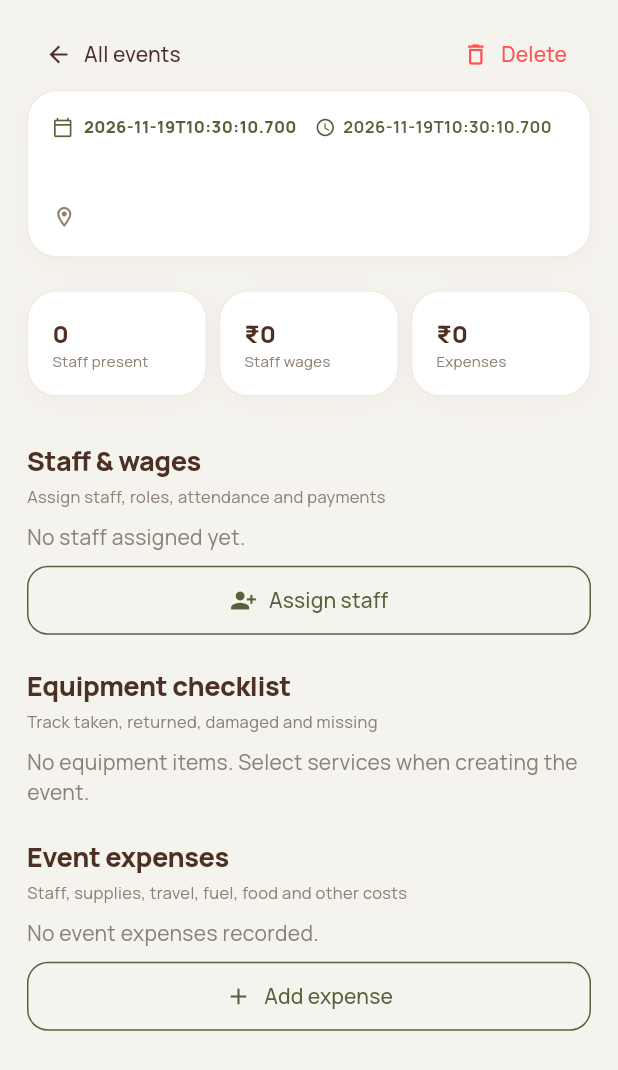
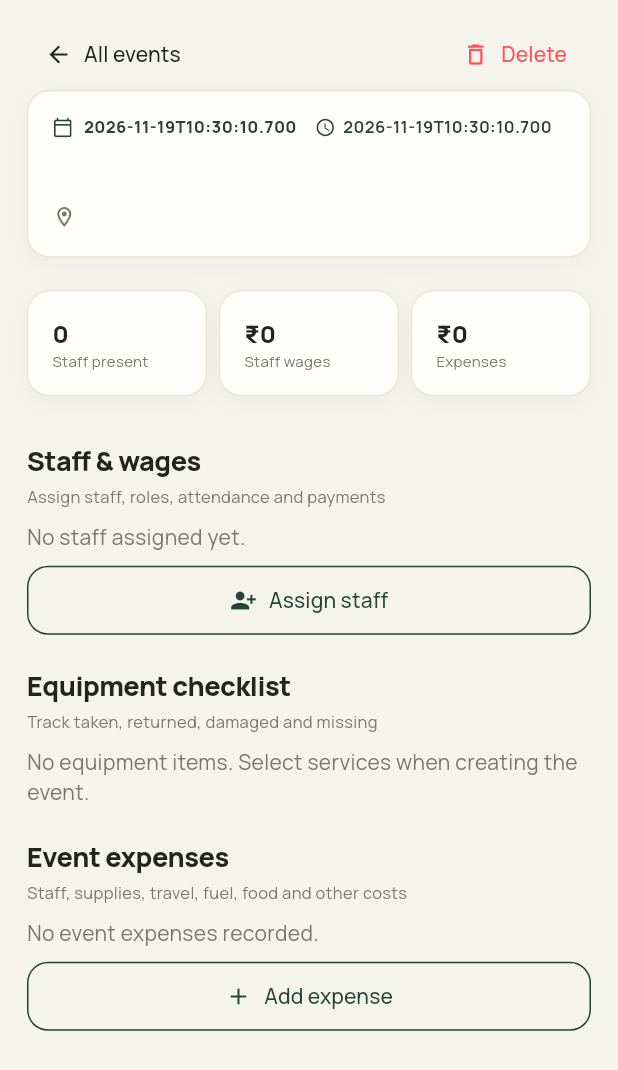
Before and after one commit to muhdsabith/hena-catering-flutter, a Flutter app: the EventDetailPage widget shown alone on an empty page, opened directly with empty values, on a phone screen of 412 x 824 dp. Shown: the top 1070 px of the screen. Run offline on Flutter 3.47's test engine with Material 3 defaults, Android fonts, the phone set to English and light mode, and no system bars; our stand-ins replace google_fonts, iconsax_flutter, shared_preferences; accounts and stored records are empty; network calls fail.

Commit message:
Match HENA event detail palette and ledger surfaces

```diff
--- a/lib/event_detail_page.dart
+++ b/lib/event_detail_page.dart
@@ -1,9 +1,11 @@
 import 'package:flutter/material.dart';
 
-const _coffee = Color(0xFF4B3023);
-const _olive = Color(0xFF59613A);
-const _muted = Color(0xFF8C8176);
-const _cream = Color(0xFFF7F2E9);
+const _coffee = Color(0xFF20251F);
+const _olive = Color(0xFF244438);
+const _muted = Color(0xFF77786F);
+const _cream = Color(0xFFF5F3ED);
+const _gold = Color(0xFFB6945A);
+const _surface = Color(0xFFFFFEFA);
 
 class EventDetailPage extends StatefulWidget {
   final Map<String, dynamic> event;
@@ -62,7 +64,7 @@ class _EventDetailPageState extends State<EventDetailPage> {
         Row(crossAxisAlignment: CrossAxisAlignment.start, children: [const Icon(Icons.location_on_outlined, size: 16, color: _muted), const SizedBox(width: 5), Expanded(child: Text(event['location'] ?? 'Location not added', style: const TextStyle(color: _muted, fontSize: 12)))]),
         if ((event['services'] ?? '').toString().isNotEmpty) ...[
           const SizedBox(height: 12),
-          Wrap(spacing: 6, runSpacing: 6, children: (event['services'] as String).split(', ').map((service) => Container(padding: const EdgeInsets.symmetric(horizontal: 10, vertical: 6), decoration: BoxDecoration(color: _olive.withOpacity(.09), borderRadius: BorderRadius.circular(30)), child: Text(service, style: const TextStyle(color: _olive, fontSize: 10, fontWeight: FontWeight.w700)))).toList()),
+          Wrap(spacing: 6, runSpacing: 6, children: (event['services'] as String).split(', ').map((service) => Container(padding: const EdgeInsets.symmetric(horizontal: 10, vertical: 6), decoration: BoxDecoration(color: _olive.withOpacity(.09), borderRadius: BorderRadius.circular(8)), child: Text(service, style: const TextStyle(color: _olive, fontSize: 10, fontWeight: FontWeight.w700)))).toList()),
         ],
         if ((event['notes'] ?? '').toString().trim().isNotEmpty) ...[
           const SizedBox(height: 12),
@@ -105,9 +107,9 @@ class _EventDetailPageState extends State<EventDetailPage> {
     margin: const EdgeInsets.only(bottom: 10),
     padding: const EdgeInsets.all(16),
     decoration: BoxDecoration(
-      color: Colors.white,
-      borderRadius: BorderRadius.circular(20),
-      border: Border.all(color: const Color(0xFFEFE9E1), width: .8),
+      color: _surface,
+      borderRadius: BorderRadius.circular(15),
+      border: Border.all(color: const Color(0xFFE8E3D8), width: .8),
       boxShadow: [BoxShadow(color: _coffee.withOpacity(.035), blurRadius: 14, offset: const Offset(0, 4))],
     ),
     child: child,
@@ -155,7 +157,7 @@ class _EventDetailPageState extends State<EventDetailPage> {
     String? staffId; String role = roles.first;
     final wage = TextEditingController(); final work = TextEditingController();
     await showDialog(context: context, builder: (ctx) => StatefulBuilder(builder: (ctx,setD) => AlertDialog(
-      backgroundColor: _cream, title: const Text('Assign staff', style: TextStyle(color: _coffee)),
+      backgroundColor: _surface, title: const Text('Assign staff', style: TextStyle(color: _coffee)),
       content: SingleChildScrollView(child: Column(mainAxisSize: MainAxisSize.min, children: [
         DropdownButtonFormField<String>(value: staffId, decoration: const InputDecoration(labelText: 'Staff member'), items: widget.staff.map((p) => DropdownMenuItem(value: p['id'].toString(), child: Text(p['name'] ?? ''))).toList(), onChanged: (v) => setD(() => staffId = v)),
         const SizedBox(height: 8), DropdownButtonFormField<String>(value: role, decoration: const InputDecoration(labelText: 'Event role'), items: roles.map((r) => DropdownMenuItem(value: r, child: Text(r))).toList(), onChanged: (v) => setD(() => role = v ?? roles.first)),
```
